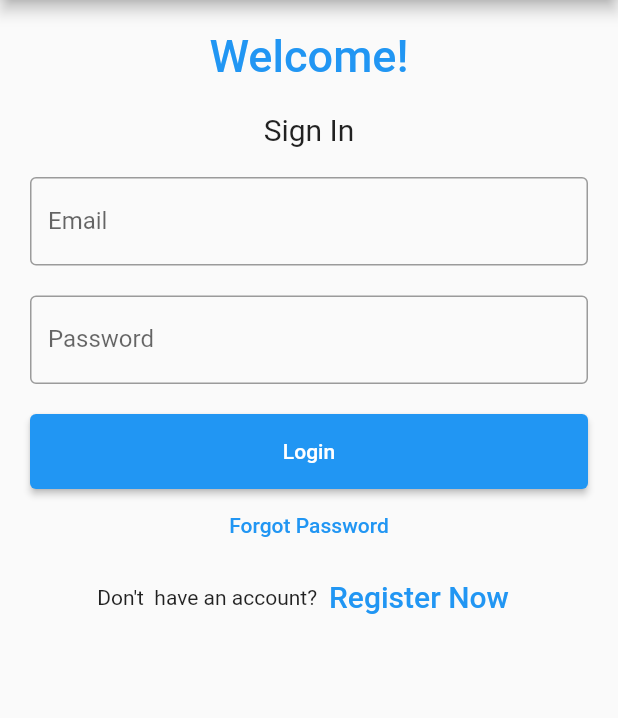
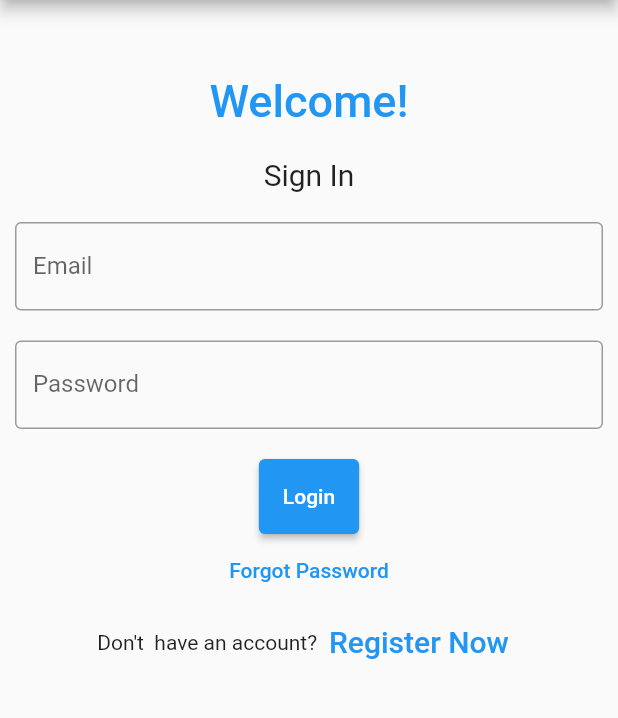
Before and after one commit to andreww0321/idk_what_to_eat_flutter, a Flutter app: the screen it shows after launch, on a phone screen of 412 x 824 dp, the part 84-802 px from its top. Run offline on Flutter 3.47's test engine with Material 2 defaults, Android fonts, the phone set to English and light mode, and no system bars; our stand-ins replace cloud_firestore, firebase_auth, firebase_core, firebase_storage, image_picker; accounts and stored records are empty.

```diff
--- a/lib/signInScreenUI.dart
+++ b/lib/signInScreenUI.dart
@@ -28,10 +28,10 @@ class _OpeningScreenState extends State<OpeningScreen> {
   TextEditingController passwordController = TextEditingController();
   @override
   Widget build(BuildContext context) {
-    return Padding(
-        padding: const EdgeInsets.all(10),
-        child: ListView(
+    return Scaffold(
+        body: Column(
           children: <Widget>[
+            const SizedBox(height: 40.0),
             Container(
                 alignment: Alignment.center,
                 padding: const EdgeInsets.all(10),
```
